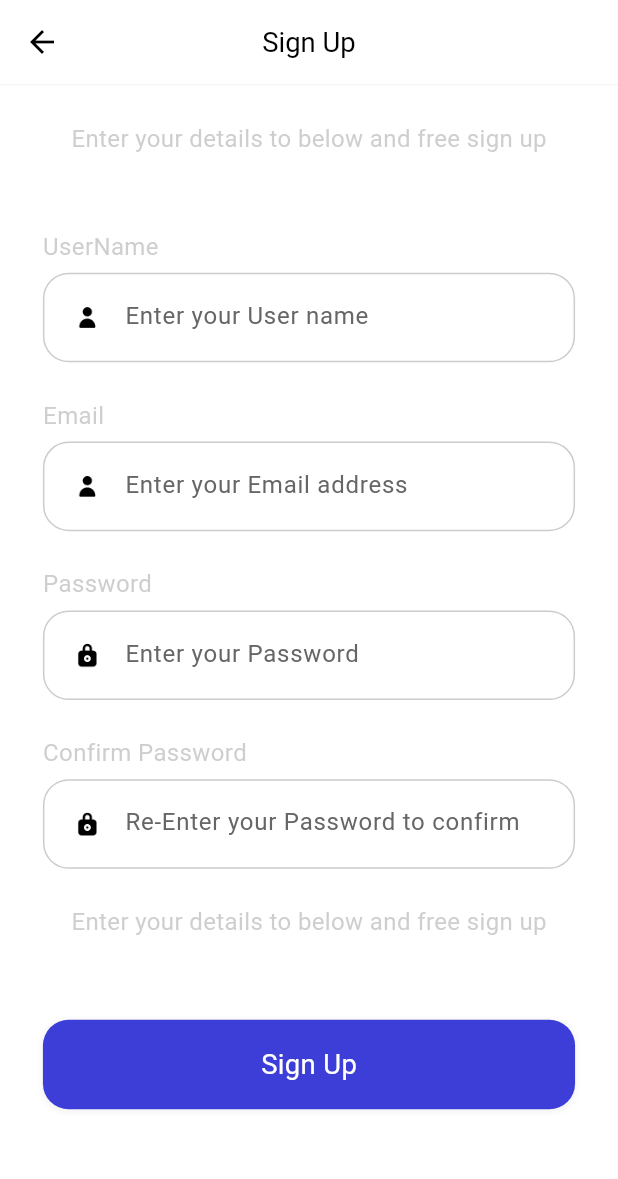
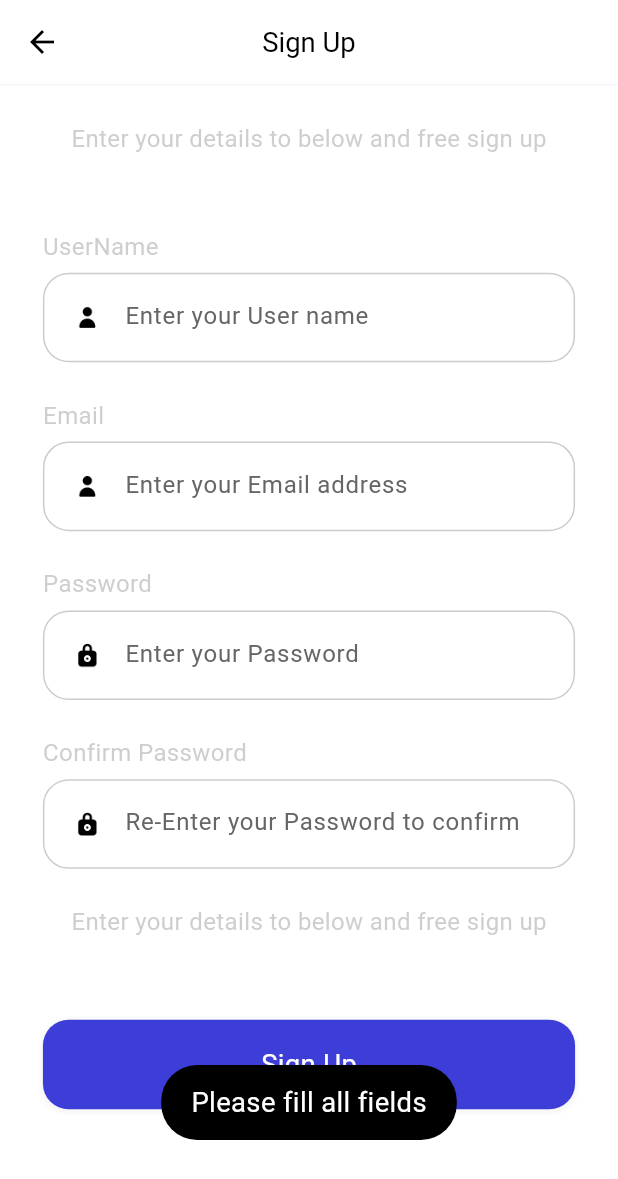
Before and after one commit to ArslanYousaf12/code-academy-app, a Flutter app: the Register screen opened by its route, after a tap on "Sign Up", on a phone screen of 412 x 824 dp. Shown: the top 1179 px of the screen. Run offline on Flutter 3.47's test engine with Material 3 defaults, Android fonts, the phone set to English and light mode, and no system bars; our stand-ins replace cloud_firestore, dots_indicator, firebase_auth, firebase_core, flutter_bloc, flutter_screenutil and 1 more; accounts and stored records are empty; Roboto replaces fonts that are missing (Avenir).

Commit message:
Add loading state management to registration process; update UI to reflect loading state in buttons

```diff
--- a/lib/screens/common_widget.dart
+++ b/lib/screens/common_widget.dart
@@ -152,6 +152,8 @@ Widget forgotPassword() {
 Widget buildLoginAndRegButton(
   String buttonName,
   String buttonType,
+  bool isLoading,
+  BuildContext context,
   void Function()? fun,
 ) {
   return GestureDetector(
@@ -186,7 +188,10 @@ Widget buildLoginAndRegButton(
         ],
       ),
       child: Center(
-        child: Text(
+        child:
+            isLoading
+                ? CircularProgressIndicator(color: Colors.white)
+                : Text(
                   buttonName,
                   style: TextStyle(
                     fontSize: 16.sp,
--- a/lib/screens/register/bloc/register_bloc.dart
+++ b/lib/screens/register/bloc/register_bloc.dart
@@ -9,7 +9,13 @@ class RegisterBloc extends Bloc<RegisterEvent, RegisterStates> {
     on<EmailChangedEvent>(_emailChangedEvent);
     on<PasswordChangedEvent>(_passwordChangedEvent);
     on<ConfirmPasswordChangedEvent>(_confirmPasswordChangedEvent);
+    on<LoadingEvent>(_loadingEvent);
   }
+  void _loadingEvent(LoadingEvent event, Emitter<RegisterStates> emit) {
+    final currentState = state as RegisterInitialState;
+    emit(currentState.copyWith(isLoading: event.isLoading));
+  }
+
   void _usernameChangedEvent(
     UsernameChangedEvent event,
     Emitter<RegisterStates> emit,
--- a/lib/screens/register/bloc/register_events.dart
+++ b/lib/screens/register/bloc/register_events.dart
@@ -19,3 +19,8 @@ class ConfirmPasswordChangedEvent extends RegisterEvent {
   final String confirmPassword;
   ConfirmPasswordChangedEvent(this.confirmPassword);
 }
+
+class LoadingEvent extends RegisterEvent {
+  final bool isLoading;
+  LoadingEvent(this.isLoading);
+}
--- a/lib/screens/register/register.dart
+++ b/lib/screens/register/register.dart
@@ -2,6 +2,7 @@ import 'package:code_academy_app/screens/common_widget.dart';
 import 'package:code_academy_app/screens/register/bloc/register_bloc.dart';
 import 'package:code_academy_app/screens/register/bloc/register_events.dart';
 import 'package:code_academy_app/screens/register/bloc/register_states.dart';
+import 'package:code_academy_app/screens/register/register_controller.dart';
 import 'package:flutter/material.dart';
 import 'package:flutter_bloc/flutter_bloc.dart';
 import 'package:flutter_screenutil/flutter_screenutil.dart';
@@ -18,6 +19,8 @@ class _RegisterState extends State<Register> {
   Widget build(BuildContext context) {
     return BlocBuilder<RegisterBloc, RegisterStates>(
       builder: (context, state) {
+        final registerState = state as RegisterInitialState;
+        final isLoading = registerState.isLoading;
         return Container(
           color: Colors.white,
           child: SafeArea(
@@ -97,10 +100,17 @@ class _RegisterState extends State<Register> {
                       ),
                     ),
 
-                    buildLoginAndRegButton("Sign Up", "login", () {
-                      Navigator.of(context).pushNamed("register");
-                      debugPrint("Register button pressed");
-                    }),
+                    buildLoginAndRegButton(
+                      "Sign Up",
+                      "login",
+                      isLoading,
+                      context,
+                      () {
+                        RegisterController(context).handleEmailSignUp();
+
+                        debugPrint("Register button pressed");
+                      },
+                    ),
                   ],
                 ),
               ),
--- a/lib/screens/register/register_controller.dart
+++ b/lib/screens/register/register_controller.dart
@@ -0,0 +1,66 @@
+import 'package:code_academy_app/common/widgets/flutter_toast.dart';
+import 'package:code_academy_app/screens/register/bloc/register_bloc.dart';
+import 'package:code_academy_app/screens/register/bloc/register_events.dart';
+import 'package:code_academy_app/screens/register/bloc/register_states.dart';
+import 'package:firebase_auth/firebase_auth.dart';
+import 'package:flutter/material.dart';
+import 'package:flutter_bloc/flutter_bloc.dart';
+
+class RegisterController {
+  final BuildContext context;
+  RegisterController(this.context);
+
+  Future<void> handleEmailSignUp() async {
+    final state = context.read<RegisterBloc>().state as RegisterInitialState;
+    final email = state.email;
+    final password = state.password;
+    final confirmPassword = state.confirmPassword;
+    final userName = state.userName;
+    if (email.isEmpty ||
+        password.isEmpty ||
+        confirmPassword.isEmpty ||
+        userName.isEmpty) {
+      // Show error message
+      toastInfo(msg: "Please fill all fields");
+      return;
+    } else if (password != confirmPassword) {
+      // Show error message
+      toastInfo(msg: "Passwords do not match");
+      return;
+    } else {
+      // Proceed with sign up
+      toastInfo(msg: "Signing up with email: $email");
+    }
+    context.read<RegisterBloc>().add(LoadingEvent(true));
+    try {
+      final userCredential = await FirebaseAuth.instance
+          .createUserWithEmailAndPassword(email: email, password: password);
+      if (userCredential.user != null) {
+        await userCredential.user?.updateProfile(displayName: userName);
+        await userCredential.user?.sendEmailVerification();
+        toastInfo(
+          msg: "Verification email sent to ${userCredential.user?.email}",
+        );
+        await userCredential.user?.reload();
+        context.read<RegisterBloc>().add(LoadingEvent(false));
+
+        if (context.mounted) {
+          Navigator.pop(context);
+        }
+      }
+    } on FirebaseAuthException catch (e) {
+      context.read<RegisterBloc>().add(LoadingEvent(false));
+      if (e.code == 'weak-password') {
+        toastInfo(msg: "The password provided is too weak.");
+      } else if (e.code == 'email-already-in-use') {
+        toastInfo(msg: "The account already exists for that email.");
+      } else if (e.code == 'invalid-email') {
+        toastInfo(msg: "The email address is badly formatted.");
+      } else {
+        toastInfo(msg: e.message.toString());
+      }
+    } catch (e) {
+      toastInfo(msg: e.toString());
+    }
+  }
+}
--- a/lib/screens/sigin_in/sigin_in_screen.dart
+++ b/lib/screens/sigin_in/sigin_in_screen.dart
@@ -68,16 +68,28 @@ class _SiginInScreenState extends State<SiginInScreen> {
                       ),
                     ),
                     forgotPassword(),
-                    buildLoginAndRegButton("Login", "login", () {
+                    buildLoginAndRegButton(
+                      "Login",
+                      "login",
+                      false,
+                      context,
+                      () {
                         debugPrint("Login button pressed");
                         SiginInController(
                           context: context,
                         ).handleSiginIn("email");
-                    }),
-                    buildLoginAndRegButton("Sigin Up", "register", () {
+                      },
+                    ),
+                    buildLoginAndRegButton(
+                      "Sigin Up",
+                      "register",
+                      false,
+                      context,
+                      () {
                         Navigator.of(context).pushNamed("register");
                         debugPrint("Register button pressed");
-                    }),
+                      },
+                    ),
                   ],
                 ),
               ),
```
Lines whose indentation alone changed are shown as unchanged.
